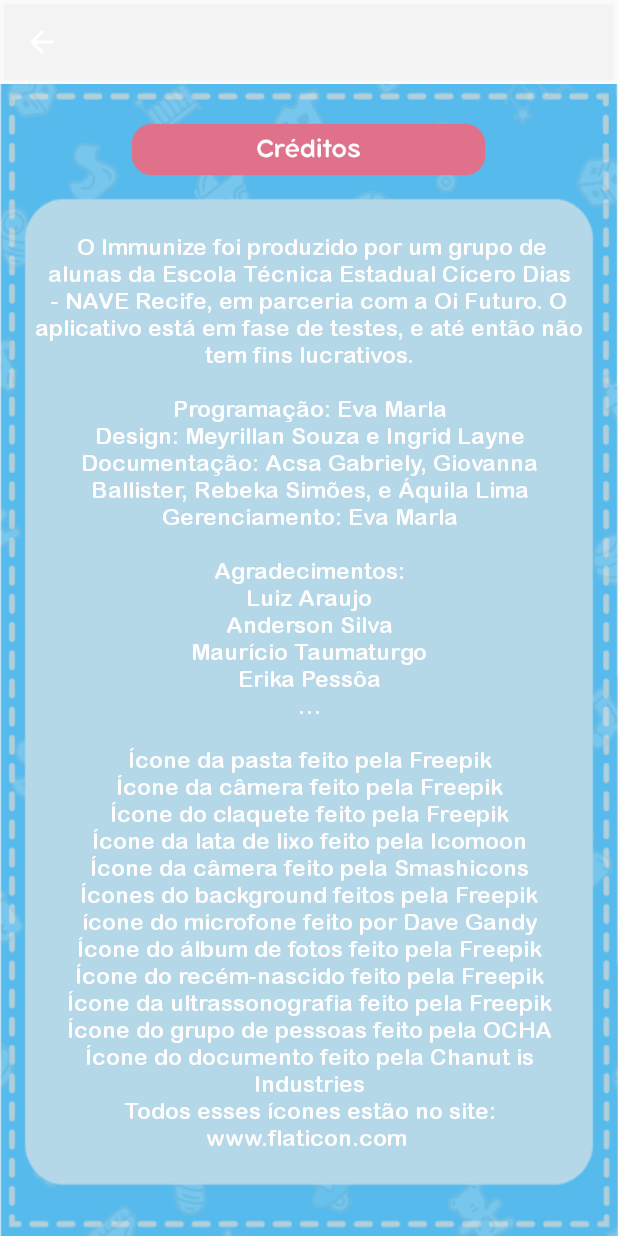
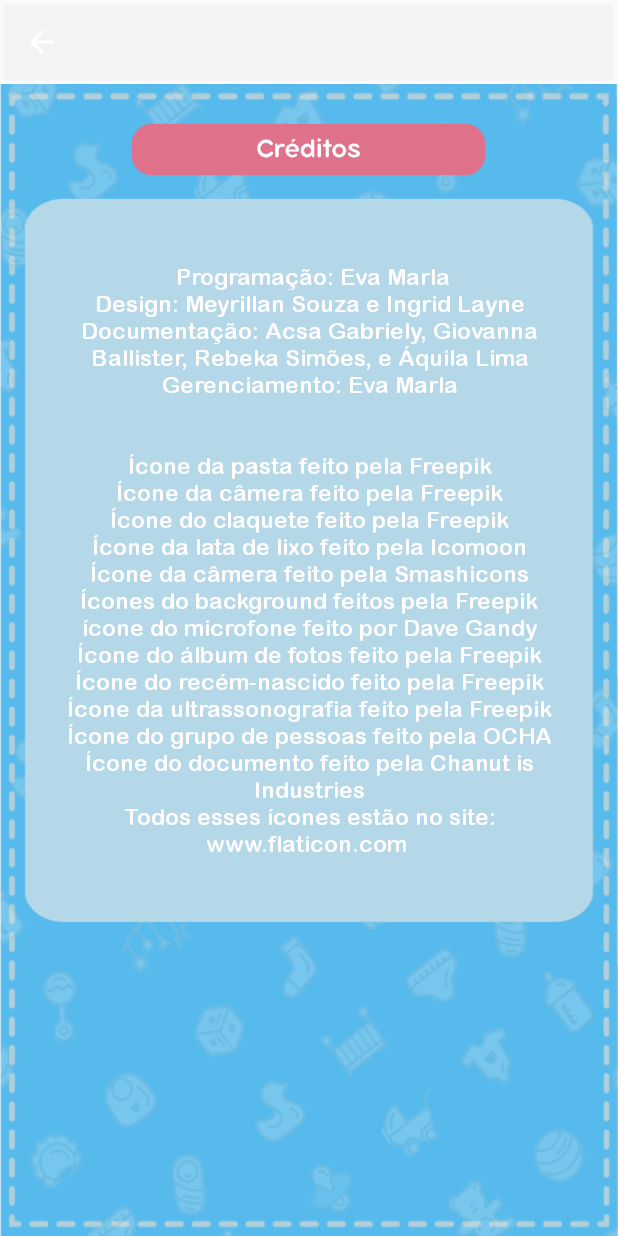
Before and after one commit to EvaMarla/Immunize, an Android app: the CreditosActivity screen opened directly, with no data from a screen before it, on a phone screen of 412 x 824 dp. Run offline under Robolectric (Android 15) with nearby library versions, the phone set to English and light mode, and no system bars.

Commit message:
ultimas atts

```diff
--- a/app/src/main/AndroidManifest.xml
+++ b/app/src/main/AndroidManifest.xml
@@ -1,6 +1,8 @@
 <?xml version="1.0" encoding="utf-8"?>
 <manifest xmlns:android="http://schemas.android.com/apk/res/android"
     package="br.com.immunize.navigationdrawer">
+
+
 
     <uses-sdk
         android:minSdkVersion="16"
@@ -33,7 +35,6 @@
     <uses-permission android:name="android.permission.CAMERA" />
     <uses-permission android:name="android.permission.READ_CALENDAR" />
     <uses-permission android:name="android.permission.WRITE_CALENDAR" />
-    <uses-permission android:name="android.permission.SET_DEBUG_APP" />
 
     <uses-feature
         android:name="android.hardware.camera"
@@ -73,6 +74,7 @@
             android:parentActivityName=".NAVI.Activities.CartaoActivity"
             android:theme="@style/Theme.AppCompat.NoActionBar">
             <meta-data
+
                 android:name="android.support.PARENT_ACTIVITY"
                 android:value=".NAVI.Activities.CartaoActivity" />
         </activity>
--- a/app/src/main/java/br/com/immunize/navigationdrawer/NAVI/Activities/CreditosActivity.java
+++ b/app/src/main/java/br/com/immunize/navigationdrawer/NAVI/Activities/CreditosActivity.java
@@ -23,20 +23,11 @@ public class CreditosActivity extends AppCompatActivity {
         TextView txt = (TextView) findViewById(R.id.txtviewcredits);
         txt.setTypeface(setFonte(this));
         txt.setText("\n " +
-                "O Immunize foi produzido por um grupo de alunas da Escola Técnica Estadual Cícero Dias - NAVE Recife, em parceria com a Oi Futuro. O aplicativo está em fase de testes, e até então não tem fins lucrativos.\n" +
-                "\n" +
                 "Programação: Eva Marla\n" +
                 "Design: Meyrillan Souza e Ingrid Layne\n" +
                 "Documentação: Acsa Gabriely, Giovanna Ballister, Rebeka Simões, e Áquila Lima\n" +
                 "Gerenciamento: Eva Marla\n" +
                 "\n" +
-                "Agradecimentos:" +
-                "\n" +
-                "Luiz Araujo\n" +
-                "Anderson Silva\n" +
-                "Maurício Taumaturgo\n" +
-                "Erika Pessôa\n" +
-                "…\n" +
                 "\n" +
                 "Ícone da pasta feito pela Freepik\n" +
                 "Ícone da câmera feito pela Freepik\n" +
--- a/app/src/main/java/br/com/immunize/navigationdrawer/NAVI/Activities/DiarioAcitivity.java
+++ b/app/src/main/java/br/com/immunize/navigationdrawer/NAVI/Activities/DiarioAcitivity.java
@@ -70,7 +70,6 @@ import android.widget.VideoView;
 import com.google.android.gms.appindexing.Action;
 import com.google.android.gms.appindexing.AppIndex;
 import com.google.android.gms.common.ConnectionResult;
-import com.google.android.gms.common.api.GoogleApiClient;
 import com.google.android.gms.drive.Drive;
 
 /**
```
Also changed, not shown: app/build.gradle (+8 -6 lines), app/src/main/java/br/com/immunize/navigationdrawer/NAVI/Activities/CalendarioActivity.java (+6 -1 lines), 4 other files.
